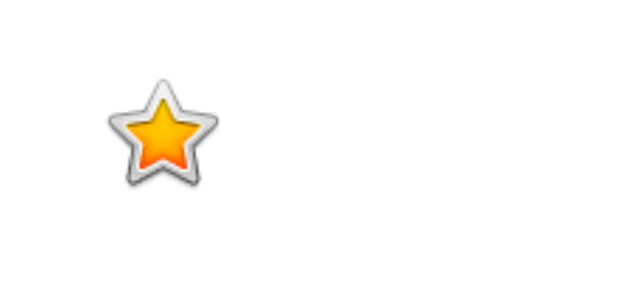
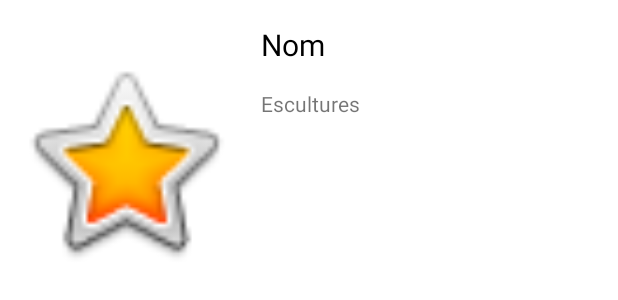
Before and after one commit to ericciria/M7Projecte02, an Android app: the layout item_artista.xml on its own in the app's theme, with its tools: preview values and no code run, on a phone screen of 412 x 824 dp. Shown: the top 300 px of the screen. Run offline under Robolectric (Android 15) with nearby library versions, the phone set to English and light mode, and no system bars.

Commit message:
Afegit foto desde la bd i petits ajustos

```diff
--- a/app/src/main/java/com/ericciria/m7projecte02/A03_Mapa.java
+++ b/app/src/main/java/com/ericciria/m7projecte02/A03_Mapa.java
@@ -109,8 +109,9 @@ public class A03_Mapa extends FragmentActivity implements OnMapReadyCallback, Lo
         //per fer zoom en el dispositiu fisic
         UiSettings settings = mMap.getUiSettings();
         settings.setZoomControlsEnabled(true);
+        mMap.animateCamera(CameraUpdateFactory.newLatLngZoom(origin, 15.0f));
 
-        mMap.setMapType(GoogleMap.MAP_TYPE_SATELLITE);
+        mMap.setMapType(GoogleMap.MAP_TYPE_HYBRID);
 
         db = FirebaseFirestore.getInstance();
         db.collection("escultures")
--- a/app/src/main/java/com/ericciria/m7projecte02/A04_Escultures.java
+++ b/app/src/main/java/com/ericciria/m7projecte02/A04_Escultures.java
@@ -73,7 +73,7 @@ public class A04_Escultures extends AppCompatActivity {
                     public void onComplete(@NonNull Task<QuerySnapshot> task) {
                         if (task.isSuccessful()) {
                             for (QueryDocumentSnapshot document : task.getResult()) {
-                                Toast.makeText(A04_Escultures.this, "" + document.get("idEscultura"), Toast.LENGTH_SHORT).show();
+                                //Toast.makeText(A04_Escultures.this, "" + document.get("idEscultura"), Toast.LENGTH_SHORT).show();
                                 Escultura novaEscultura = new Escultura(
                                         document.get("idEscultura").toString(),
                                         Double.valueOf(document.get("altura").toString()),
@@ -95,7 +95,7 @@ public class A04_Escultures extends AppCompatActivity {
                     }
                 });
 
-        Toast.makeText(A04_Escultures.this, "AAA" + esculturesAdapter, Toast.LENGTH_SHORT).show();
+        //Toast.makeText(A04_Escultures.this, "AAA" + esculturesAdapter, Toast.LENGTH_SHORT).show();
         //Toast.makeText(A04_Escultures.this, esculturesAdapter.getItemCount(), Toast.LENGTH_SHORT).show();
     }
 
--- a/app/src/main/res/layout/item_artista.xml
+++ b/app/src/main/res/layout/item_artista.xml
@@ -2,38 +2,45 @@
 <androidx.constraintlayout.widget.ConstraintLayout xmlns:android="http://schemas.android.com/apk/res/android"
     xmlns:app="http://schemas.android.com/apk/res-auto"
     xmlns:tools="http://schemas.android.com/tools"
-    android:layout_width="wrap_content"
+    android:layout_width="match_parent"
     android:layout_height="wrap_content"
     android:layout_weight=".50">
 
     <ImageView
         android:id="@+id/ivFoto"
-        android:layout_width="200dp"
-        android:layout_height="90dp"
+        android:layout_width="150dp"
+        android:layout_height="200dp"
         android:layout_marginStart="8dp"
         android:layout_marginTop="8dp"
-        android:layout_marginEnd="8dp"
         android:layout_marginBottom="8dp"
         app:layout_constraintBottom_toBottomOf="parent"
-        app:layout_constraintEnd_toEndOf="parent"
         app:layout_constraintStart_toStartOf="parent"
         app:layout_constraintTop_toTopOf="parent"
         app:srcCompat="@android:drawable/btn_star_big_on" />
 
     <TextView
         android:id="@+id/tvNom"
-        android:layout_width="0dp"
+        android:layout_width="wrap_content"
         android:layout_height="wrap_content"
         android:layout_marginStart="16dp"
         android:layout_marginTop="16dp"
-        android:layout_marginEnd="16dp"
+        android:gravity="top|left"
+        android:text="Nom"
         android:textAlignment="center"
         android:textColor="#000000"
         android:textSize="20sp"
-        app:layout_constraintBottom_toBottomOf="parent"
-        app:layout_constraintEnd_toEndOf="parent"
-        app:layout_constraintStart_toStartOf="parent"
-        app:layout_constraintTop_toBottomOf="@+id/ivFoto"
-        app:layout_constraintVertical_bias="0.0" />
+        app:layout_constraintStart_toEndOf="@+id/ivFoto"
+        app:layout_constraintTop_toTopOf="parent" />
+
+    <TextView
+        android:id="@+id/tvEscultures"
+        android:layout_width="wrap_content"
+        android:layout_height="wrap_content"
+        android:layout_marginStart="16dp"
+        android:layout_marginTop="16dp"
+        android:gravity="top|left"
+        android:text="Escultures"
+        app:layout_constraintStart_toEndOf="@+id/ivFoto"
+        app:layout_constraintTop_toBottomOf="@+id/tvNom" />
 
 </androidx.constraintlayout.widget.ConstraintLayout>
```
Also changed, not shown: app/src/main/java/com/ericciria/m7projecte02/A02_Fundacio.java (+57 -26 lines), app/src/main/java/com/ericciria/m7projecte02/A05_Artistes.java (+12 -7 lines), app/src/main/java/com/ericciria/m7projecte02/Artista.java (+12 -7 lines), app/src/main/java/com/ericciria/m7projecte02/ArtistaRVAdapter.java (+29 -0 lines), app/src/main/java/com/ericciria/m7projecte02/Escultura.java (+14 -8 lines).
